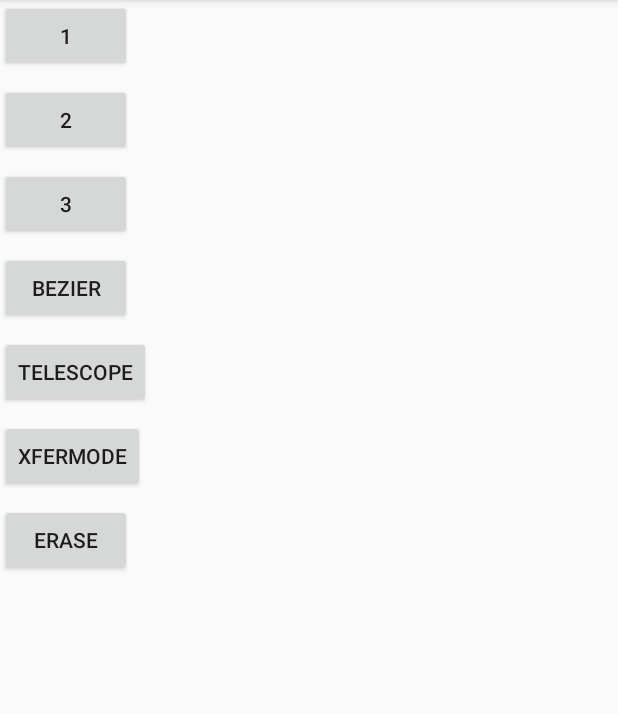
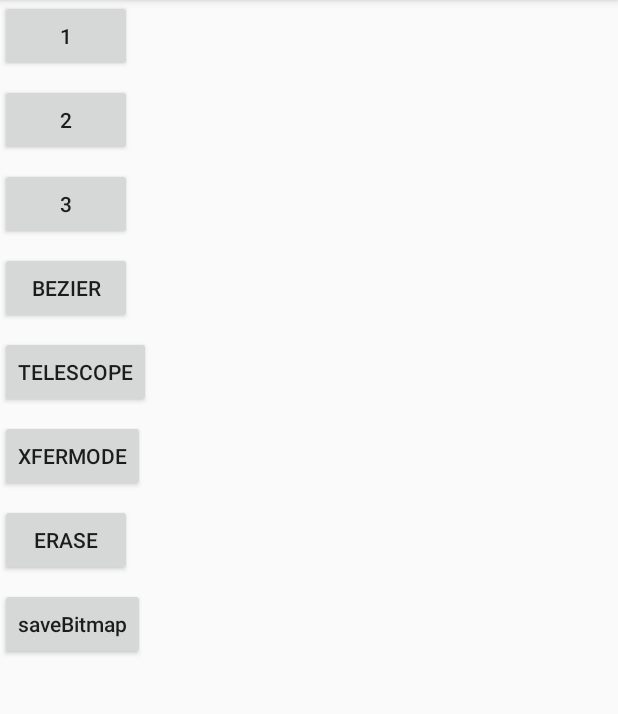
Before and after one commit to xiaweizi/CustomViewTest, an Android app: the screen it shows after launch (MainActivity), on a phone screen of 412 x 824 dp, the part 84-798 px from its top. Run offline under Robolectric (Android 15) with nearby library versions, the light colour scheme and no system bars.

Commit message:
[dev] 添加保存 bitmap 到本地的方法

```diff
--- a/app/src/main/AndroidManifest.xml
+++ b/app/src/main/AndroidManifest.xml
@@ -1,6 +1,10 @@
 <?xml version="1.0" encoding="utf-8"?>
 <manifest xmlns:android="http://schemas.android.com/apk/res/android"
     package="com.example.xiaweizi.customviewtest">
+
+
+    <uses-permission android:name="android.permission.WRITE_EXTERNAL_STORAGE" />
+    <uses-permission android:name="android.permission.READ_EXTERNAL_STORAGE" />
 
     <application
         android:allowBackup="true"
--- a/app/src/main/res/layout/activity_main.xml
+++ b/app/src/main/res/layout/activity_main.xml
@@ -40,23 +40,32 @@
         android:id="@+id/bt5"
         android:layout_width="wrap_content"
         android:layout_height="wrap_content"
+        android:layout_marginTop="8dp"
         android:text="telescope"
-        android:layout_marginTop="8dp"
         app:layout_constraintTop_toBottomOf="@+id/bt4" />
 
     <Button
         android:id="@+id/bt6"
         android:layout_width="wrap_content"
         android:layout_height="wrap_content"
+        android:layout_marginTop="8dp"
         android:text="xfermode"
-        android:layout_marginTop="8dp"
         app:layout_constraintTop_toBottomOf="@+id/bt5" />
 
     <Button
         android:id="@+id/bt7"
         android:layout_width="wrap_content"
         android:layout_height="wrap_content"
+        android:layout_marginTop="8dp"
         android:text="erase"
+        app:layout_constraintTop_toBottomOf="@+id/bt6" />
+
+    <Button
+        android:id="@+id/bt8"
+        android:layout_width="wrap_content"
+        android:layout_height="wrap_content"
         android:layout_marginTop="8dp"
-        app:layout_constraintTop_toBottomOf="@+id/bt6" />
+        android:text="saveBitmap"
+        android:textAllCaps="false"
+        app:layout_constraintTop_toBottomOf="@+id/bt7" />
 </android.support.constraint.ConstraintLayout>
```
Also changed, not shown: app/src/main/java/com/example/xiaweizi/customviewtest/MainActivity.java (+23 -1 lines), app/src/main/java/com/example/xiaweizi/customviewtest/common/Util.java (added, +73 -0 lines).
